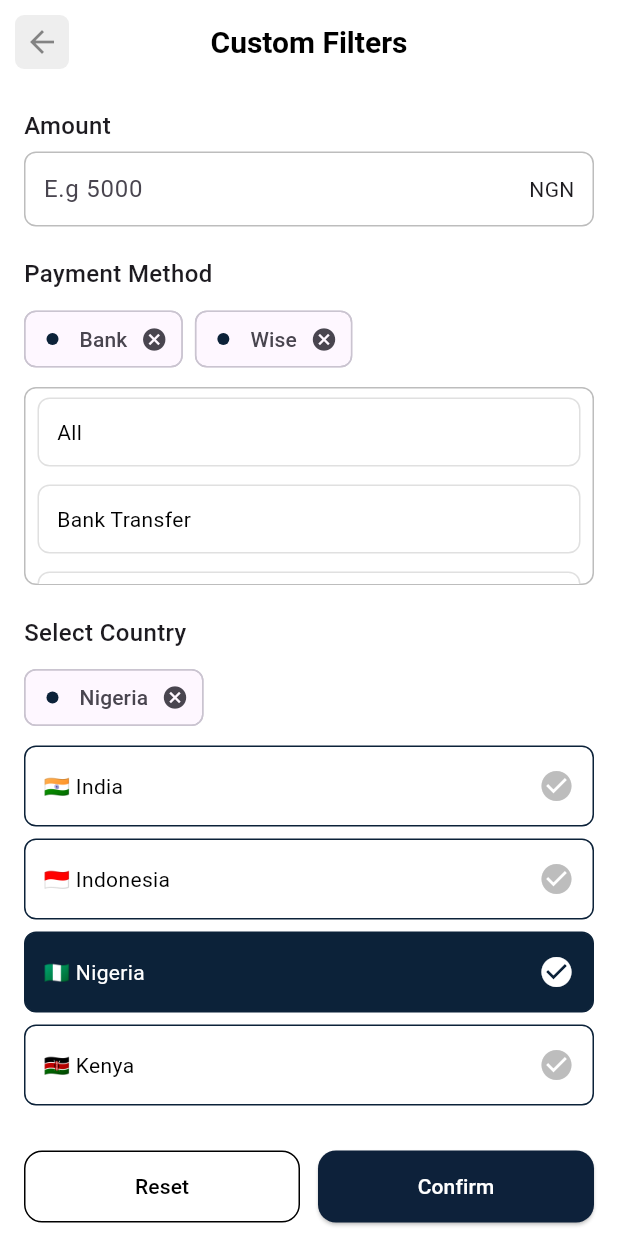
After one commit to Ammara-Akbar/KoolSwitch, a Flutter app: the CustomFiltersScreen screen opened directly, on a phone screen of 412 x 824 dp. The commit adds this screen. Run offline on Flutter 3.47's test engine with Material 3 defaults, Android fonts, the phone set to English and light mode, and no system bars.

Commit message:
custom filter screen

```diff
--- /dev/null
+++ b/kool_switch/lib/screens/custom_filter_screen.dart
@@ -0,0 +1,312 @@
+import 'package:flutter/material.dart';
+import 'package:kool_switch/utils/colors.dart';
+
+class CustomFiltersScreen extends StatefulWidget {
+  const CustomFiltersScreen({Key? key}) : super(key: key);
+
+  @override
+  State<CustomFiltersScreen> createState() => _CustomFiltersScreenState();
+}
+
+class _CustomFiltersScreenState extends State<CustomFiltersScreen> {
+  final TextEditingController _amountController = TextEditingController();
+  String selectedCurrency = "NGN";
+
+  List<String> selectedMethods = ["Bank", "Wise"];
+  List<String> allMethods = [
+    "All",
+    "Bank Transfer",
+    "PayPal",
+    "Crypto",
+    "Cash"
+  ]; // added more to test scroll
+
+  List<String> selectedCountries = ["Nigeria"];
+  List<Map<String, String>> countries = [
+    {"flag": "🇮🇳", "name": "India"},
+    {"flag": "🇮🇩", "name": "Indonesia"},
+    {"flag": "🇳🇬", "name": "Nigeria"},
+    {"flag": "🇰🇪", "name": "Kenya"},
+  ];
+
+  @override
+  Widget build(BuildContext context) {
+    return Scaffold(
+      backgroundColor: Colors.white,
+      appBar: AppBar(
+        backgroundColor: Colors.white,
+        surfaceTintColor: Colors.white,
+        elevation: 0,
+        leading: GestureDetector(
+          onTap: () {
+            Navigator.pop(context);
+          },
+          child: Padding(
+            padding: const EdgeInsets.all(10.0),
+            child: Container(
+              decoration: BoxDecoration(
+                borderRadius: BorderRadius.circular(6),
+                color: Colors.grey.shade200,
+              ),
+              child: const Icon(Icons.arrow_back, color: Colors.black45),
+            ),
+          ),
+        ),
+        centerTitle: true,
+        title: const Text(
+          "Custom Filters",
+          style: TextStyle(
+            fontSize: 20,
+            fontWeight: FontWeight.w600,
+            color: Colors.black,
+          ),
+        ),
+      ),
+      body: SingleChildScrollView(
+        // 🔹 makes whole screen scrollable
+        padding: const EdgeInsets.all(16),
+        child: Column(
+          crossAxisAlignment: CrossAxisAlignment.start,
+          children: [
+            // 🔹 Amount
+            const Text("Amount",
+                style: TextStyle(fontWeight: FontWeight.w500, fontSize: 16)),
+            const SizedBox(height: 6),
+            Container(
+              padding: const EdgeInsets.symmetric(horizontal: 12),
+              decoration: BoxDecoration(
+                border: Border.all(color: Colors.black26),
+                borderRadius: BorderRadius.circular(8),
+              ),
+              child: Row(
+                children: [
+                  Expanded(
+                    child: TextField(
+                      cursorColor: AppColors.primaryColor,
+                      controller: _amountController,
+                      decoration: const InputDecoration(
+                        hintText: "E.g 5000",
+                        border: InputBorder.none,
+                      ),
+                    ),
+                  ),
+                  Text(selectedCurrency,
+                      style: const TextStyle(fontWeight: FontWeight.normal)),
+                ],
+              ),
+            ),
+            const SizedBox(height: 20),
+
+            // 🔹 Payment Method
+            const Text("Payment Method",
+                style: TextStyle(fontWeight: FontWeight.w500, fontSize: 16)),
+            const SizedBox(height: 8),
+            Wrap(
+              spacing: 8,
+              children: selectedMethods.map((method) {
+                return Chip(
+                  label: Text(method),
+                  avatar: CircleAvatar(
+                    backgroundColor: AppColors.primaryColor,
+                    radius: 4,
+                  ),
+                  onDeleted: () {
+                    setState(() {
+                      selectedMethods.remove(method);
+                    });
+                  },
+                );
+              }).toList(),
+            ),
+            const SizedBox(height: 8),
+
+            // 🔹 Scrollable Payment Method List
+            // 🔹 Scrollable Payment Method List with borders
+            Container(
+              decoration: BoxDecoration(
+                border: Border.all(color: Colors.black26), // outer border
+                borderRadius: BorderRadius.circular(8),
+              ),
+              child: SizedBox(
+                height: 130, // fixed height so it scrolls internally
+                child: ListView.builder(
+                  itemCount: allMethods.length,
+                  itemBuilder: (context, index) {
+                    final m = allMethods[index];
+                    bool isSelected = selectedMethods.contains(m);
+
+                    return InkWell(
+                      onTap: () {
+                        setState(() {
+                          if (isSelected) {
+                            selectedMethods.remove(m);
+                          } else {
+                            selectedMethods.add(m);
+                          }
+                        });
+                      },
+                      child: Container(
+
+                        decoration: BoxDecoration(
+                          borderRadius: BorderRadius.circular(8),
+                          color: isSelected
+                              ? AppColors.primaryColor
+                              : Colors.white,
+                          border: Border.all(
+                            color: isSelected
+                                ? Colors.transparent
+                                : Colors.grey
+                                    .shade300, // light border for unselected
+                          ),
+                        ),
+                        margin: const EdgeInsets.symmetric(
+                            horizontal: 8, vertical: 6),
+                        padding: const EdgeInsets.symmetric(
+                            horizontal: 12, vertical: 12),
+                        child: Row(
+                          mainAxisAlignment: MainAxisAlignment.spaceBetween,
+                          children: [
+                            Text(
+                              m,
+                              style: TextStyle(
+                                color: isSelected ? Colors.white : Colors.black,
+                              ),
+                            ),
+                            if (isSelected)
+                              const Icon(Icons.check_circle,
+                                  color: Colors.white),
+                          ],
+                        ),
+                      ),
+                    );
+                  },
+                ),
+              ),
+            ),
+
+            const SizedBox(height: 20),
+
+            // 🔹 Select Country
+            const Text("Select Country",
+                style: TextStyle(fontWeight: FontWeight.w500, fontSize: 16)),
+            const SizedBox(height: 8),
+            Wrap(
+              spacing: 8,
+              children: selectedCountries.map((country) {
+                return Chip(
+                  label: Text(country),
+                  avatar: CircleAvatar(
+                    backgroundColor: AppColors.primaryColor,
+                    radius: 4,
+                  ),
+                  onDeleted: () {
+                    setState(() {
+                      selectedCountries.remove(country);
+                    });
+                  },
+                );
+              }).toList(),
+            ),
+            const SizedBox(height: 8),
+
+            ListView.builder(
+              shrinkWrap: true,
+              physics: const NeverScrollableScrollPhysics(),
+              itemCount: countries.length,
+              itemBuilder: (context, index) {
+                final c = countries[index];
+                bool isSelected = selectedCountries.contains(c["name"]);
+                return InkWell(
+                  onTap: () {
+                    setState(() {
+                      if (isSelected) {
+                        selectedCountries.remove(c["name"]);
+                      } else {
+                        selectedCountries.add(c["name"]!);
+                      }
+                    });
+                  },
+                  child: Container(
+                    margin: const EdgeInsets.only(bottom: 8),
+                    padding: const EdgeInsets.symmetric(
+                        horizontal: 12, vertical: 14),
+                    decoration: BoxDecoration(
+                      border: Border.all(color: AppColors.primaryColor),
+                      borderRadius: BorderRadius.circular(8),
+                      color: isSelected ? AppColors.primaryColor : Colors.white,
+                    ),
+                    child: Row(
+                      mainAxisAlignment: MainAxisAlignment.spaceBetween,
+                      children: [
+                        Text("${c["flag"]} ${c["name"]!}",
+                            style: TextStyle(
+                              color: isSelected ? Colors.white : Colors.black,
+                            )),
+                        Icon(Icons.check_circle,
+                            color: isSelected
+                                ? Colors.white
+                                : Colors.grey.shade400),
+                      ],
+                    ),
+                  ),
+                );
+              },
+            ),
+            const SizedBox(height: 22),
+
+            // 🔹 Bottom buttons
+            Row(
+              children: [
+                Expanded(
+                  child: OutlinedButton(
+                    style: OutlinedButton.styleFrom(
+                      padding: const EdgeInsets.symmetric(vertical: 14),
+                      side: const BorderSide(color: Colors.black),
+                      shape: RoundedRectangleBorder(
+                        borderRadius: BorderRadius.circular(12), // ✅ radius
+                      ),
+                    ),
+                    onPressed: () {
+                      setState(() {
+                        _amountController.clear();
+                        selectedMethods.clear();
+                        selectedCountries.clear();
+                      });
+                    },
+                    child: const Text(
+                      "Reset",
+                      style: TextStyle(color: Colors.black),
+                    ),
+                  ),
+                ),
+                const SizedBox(width: 12),
+                Expanded(
+                  child: ElevatedButton(
+                    style: ElevatedButton.styleFrom(
+                      backgroundColor: const Color(0xFF0D213A),
+                      padding: const EdgeInsets.symmetric(vertical: 14),
+                      shape: RoundedRectangleBorder(
+                        borderRadius: BorderRadius.circular(12), // ✅ radius
+                      ),
+                    ),
+                    onPressed: () {
+                      Navigator.pop(context, {
+                        "amount": _amountController.text,
+                        "methods": selectedMethods,
+                        "countries": selectedCountries,
+                      });
+                    },
+                    child: const Text(
+                      "Confirm",
+                      style: TextStyle(color: Colors.white),
+                    ),
+                  ),
+                ),
+              ],
+            ),
+          ],
+        ),
+      ),
+    );
+  }
+}
--- a/kool_switch/lib/screens/market_place_screen.dart
+++ b/kool_switch/lib/screens/market_place_screen.dart
@@ -1,4 +1,5 @@
 import 'package:flutter/material.dart';
+import 'package:kool_switch/screens/custom_filter_screen.dart';
 import 'package:kool_switch/screens/select_currency_screen.dart';
 import 'package:kool_switch/utils/colors.dart';
 
@@ -83,14 +84,19 @@
                     children: [
                       Expanded(
                           flex: 2,
+                          child: GestureDetector(
+                            onTap: () {
+
+                            },
                             child: Container(
                               padding: EdgeInsets.all(6),
                               decoration: BoxDecoration(
                                   borderRadius: BorderRadius.circular(08),
-                                border:
-                                    Border.all(color: Colors.white, width: 2)),
+                                  border: Border.all(
+                                      color: Colors.white, width: 2)),
                               child: Row(
-                              mainAxisAlignment: MainAxisAlignment.spaceBetween,
+                                mainAxisAlignment:
+                                    MainAxisAlignment.spaceBetween,
                                 children: [
                                   Text(
                                     "E.g 5000",
@@ -102,17 +108,17 @@
                                   )
                                 ],
                               ),
+                            ),
                           )),
                       const SizedBox(width: 10),
                       Expanded(
                         flex: 1,
                         child: GestureDetector(
-                          onTap: (){
+                          onTap: () {
                             Navigator.push(
                               context,
                               MaterialPageRoute(
-                                    builder: (_) =>
-                                        SelectCurrencyScreen()),
+                                  builder: (_) => SelectCurrencyScreen()),
                             );
                           },
                           child: Container(
@@ -142,6 +148,14 @@
                       const SizedBox(width: 10),
                       Expanded(
                           flex: 1,
+                          child: GestureDetector(
+                            onTap: (){
+                              Navigator.push(
+                                context,
+                                MaterialPageRoute(
+                                    builder: (_) => CustomFiltersScreen()),
+                              );
+                            },
                             child: Row(
                               children: [
                                 Text(
@@ -156,6 +170,7 @@
                                   height: 22,
                                 ),
                               ],
+                            ),
                           )),
                     ],
                   ),
@@ -345,7 +360,6 @@
                           ),
                         ],
                       ),
-
                     ],
                   ),
                 ],
@@ -369,11 +383,8 @@
                 ),
               ),
 
-
-
               // 🔹 Orders + Completion + Button on right
               Row(
-
                 children: [
                   Image.asset("assets/images/receipt-2.png", height: 19),
                   const SizedBox(width: 4),
@@ -391,8 +402,8 @@
                       color: Colors.black38,
                       borderRadius: BorderRadius.circular(4),
                     ),
-                  child: const Icon(Icons.check,
-                      size: 8, color: Colors.black),
+                    child:
+                        const Icon(Icons.check, size: 8, color: Colors.black),
                   ),
                   const SizedBox(width: 4),
                   Text(
@@ -410,8 +421,8 @@
                     child: ElevatedButton(
                       style: ElevatedButton.styleFrom(
                         backgroundColor: buttonColor,
-                      padding:
-                          const EdgeInsets.symmetric(horizontal: 20, vertical: 7),
+                        padding: const EdgeInsets.symmetric(
+                            horizontal: 20, vertical: 7),
                         shape: RoundedRectangleBorder(
                           borderRadius: BorderRadius.circular(8),
                         ),
@@ -436,5 +447,4 @@
       ],
     );
   }
-
 }
```
Lines whose indentation alone changed are shown as unchanged.
